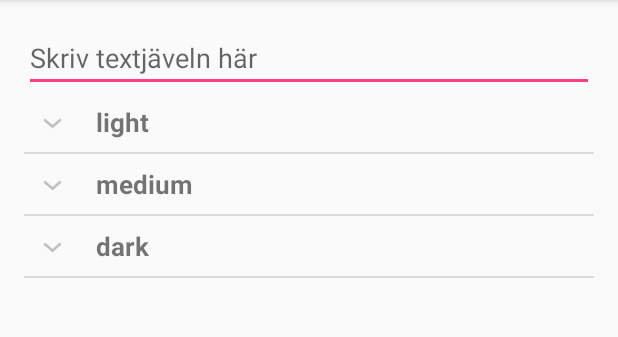
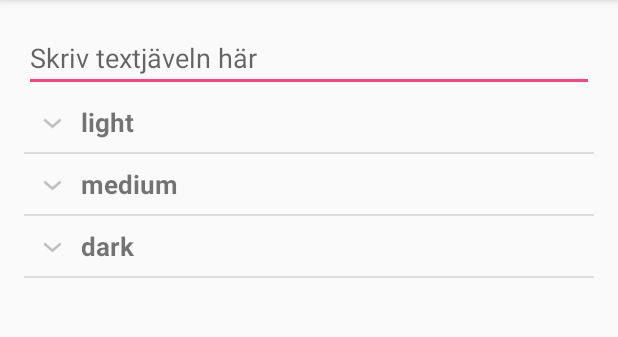
Before and after one commit to RiiQQe/TDDC73, an Android app: the screen it shows after launch (MainActivity), on a phone screen of 412 x 824 dp, the part 84-421 px from its top. Run offline under Robolectric (Android 15) with nearby library versions, the phone set to English and light mode, and no system bars.

Commit message:
added comments and changed some layout

```diff
--- a/Lab2/app/src/main/res/layout/list_group.xml
+++ b/Lab2/app/src/main/res/layout/list_group.xml
@@ -10,7 +10,7 @@
         android:id="@+id/lblListHeader"
         android:layout_width="fill_parent"
         android:layout_height="wrap_content"
-        android:paddingLeft="?android:attr/expandableListPreferredItemPaddingLeft"
+        android:paddingLeft="30dp"
         android:textSize="17dp" />
 
 </LinearLayout>
--- a/Lab2/app/src/main/res/layout/list_item.xml
+++ b/Lab2/app/src/main/res/layout/list_item.xml
@@ -11,7 +11,7 @@
         android:textSize="17dip"
         android:paddingTop="5dp"
         android:paddingBottom="5dp"
-        android:paddingLeft="?android:attr/expandableListPreferredChildPaddingLeft"
+        android:paddingLeft="55dp"
         android:background="@drawable/highlight_row" />
 
 </LinearLayout>
```
Also changed, not shown: Lab2/app/src/main/java/com/tddc73/lab2/MyExpandableListAdapter.java (+9 -13 lines).
